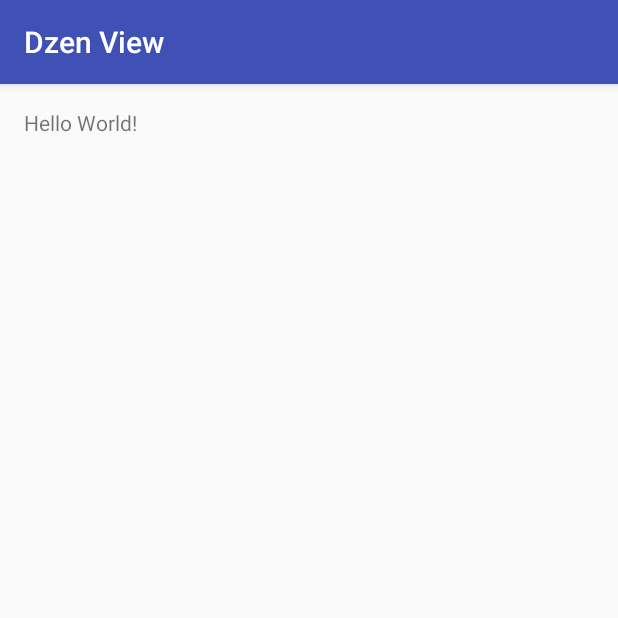
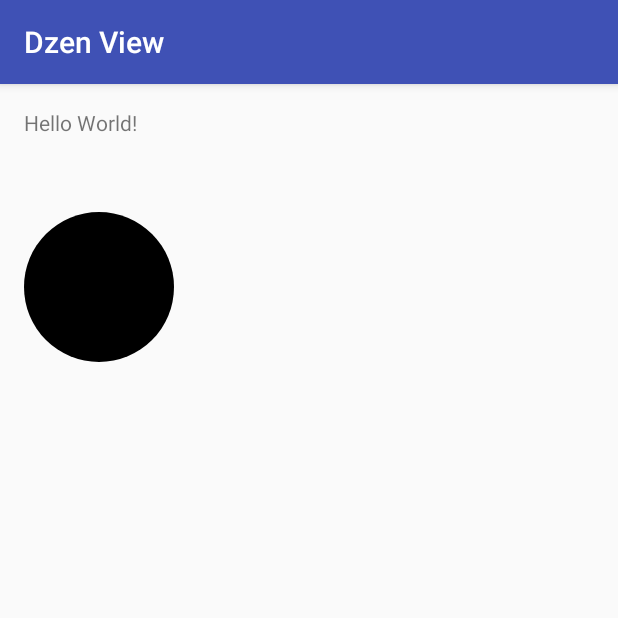
Before and after one commit to JustTrust/DzenView, an Android app: the screen it shows after launch (MainActivity), on a phone screen of 412 x 824 dp, the top half of it. Run offline under Robolectric (Android 15) with nearby library versions, the phone set to English and light mode, and no system bars.

Commit message:
first draw

```diff
--- a/app/src/main/java/com/belichenko/a/dzenview/DzenView.java
+++ b/app/src/main/java/com/belichenko/a/dzenview/DzenView.java
@@ -33,6 +33,7 @@ public class DzenView extends View {
         Point center = getViewCenter();
         maxPadding = getMaxPadding();
         Paint paint = new Paint();
+        canvas.drawCircle((float) center.x, (float) center.y, (float) Math.min(center.x, center.y), paint);
 
     }
 
--- a/app/src/main/res/layout/activity_main.xml
+++ b/app/src/main/res/layout/activity_main.xml
@@ -1,10 +1,11 @@
 <?xml version="1.0" encoding="utf-8"?>
-<RelativeLayout
+<LinearLayout
     xmlns:android="http://schemas.android.com/apk/res/android"
     xmlns:tools="http://schemas.android.com/tools"
     android:id="@+id/activity_main"
     android:layout_width="match_parent"
     android:layout_height="match_parent"
+    android:orientation="vertical"
     android:paddingBottom="@dimen/activity_vertical_margin"
     android:paddingLeft="@dimen/activity_horizontal_margin"
     android:paddingRight="@dimen/activity_horizontal_margin"
@@ -15,4 +16,7 @@
         android:layout_width="wrap_content"
         android:layout_height="wrap_content"
         android:text="Hello World!"/>
-</RelativeLayout>
+    <com.belichenko.a.dzenview.DzenView
+        android:layout_width="100dp"
+        android:layout_height="200dp"/>
+</LinearLayout>
```
